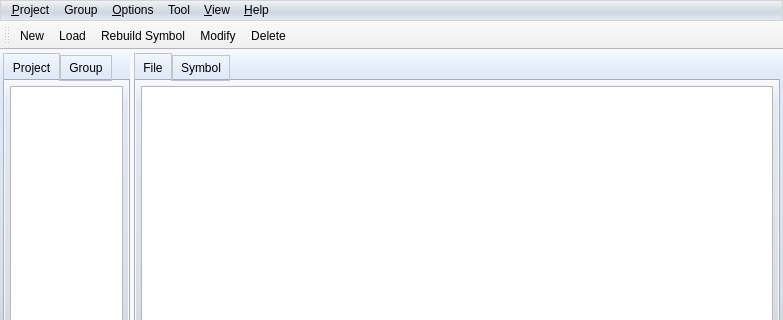
The window that Resources/Forms/mainWindow.ui (ychclone/blink) describes before a commit, drawn with Qt 5; both pictures show x 0 to 783 and y 0 to 320 of the 783 by 550 pixel window.
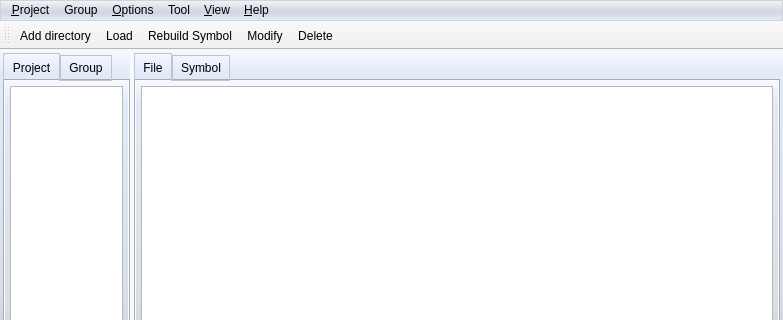
The same window after the commit. Icons and pictures are not drawn. Custom widgets are drawn as their Qt base class.

Commit message: Add directory dialog instead of blank new project dialog

Patch:
```diff
--- a/Resources/Forms/mainWindow.ui
+++ b/Resources/Forms/mainWindow.ui
@@ -694,7 +694,7 @@
     <property name="title">
      <string>&amp;Project</string>
     </property>
-    <addaction name="actionProjectNew"/>
+    <addaction name="actionProjectAddDirectory"/>
     <addaction name="actionProjectLoad"/>
     <addaction name="actionProjectRebuildTag"/>
     <addaction name="actionProjectModify"/>
@@ -757,7 +757,7 @@
    <attribute name="toolBarBreak">
     <bool>false</bool>
    </attribute>
-   <addaction name="actionProjectNew"/>
+   <addaction name="actionProjectAddDirectory"/>
    <addaction name="actionProjectLoad"/>
    <addaction name="actionProjectRebuildTag"/>
    <addaction name="actionProjectModify"/>
@@ -789,13 +789,13 @@
     <string>&amp;Setting</string>
    </property>
   </action>
-  <action name="actionProjectNew">
+  <action name="actionProjectAddDirectory">
    <property name="icon">
     <iconset resource="../app.qrc">
      <normaloff>:/Icons/22x22/gtk-new.png</normaloff>:/Icons/22x22/gtk-new.png</iconset>
    </property>
    <property name="text">
-    <string>&amp;New</string>
+    <string>&amp;Add directory...</string>
    </property>
   </action>
   <action name="actionProjectLoad">
```
The commit also changes 3 other files.
